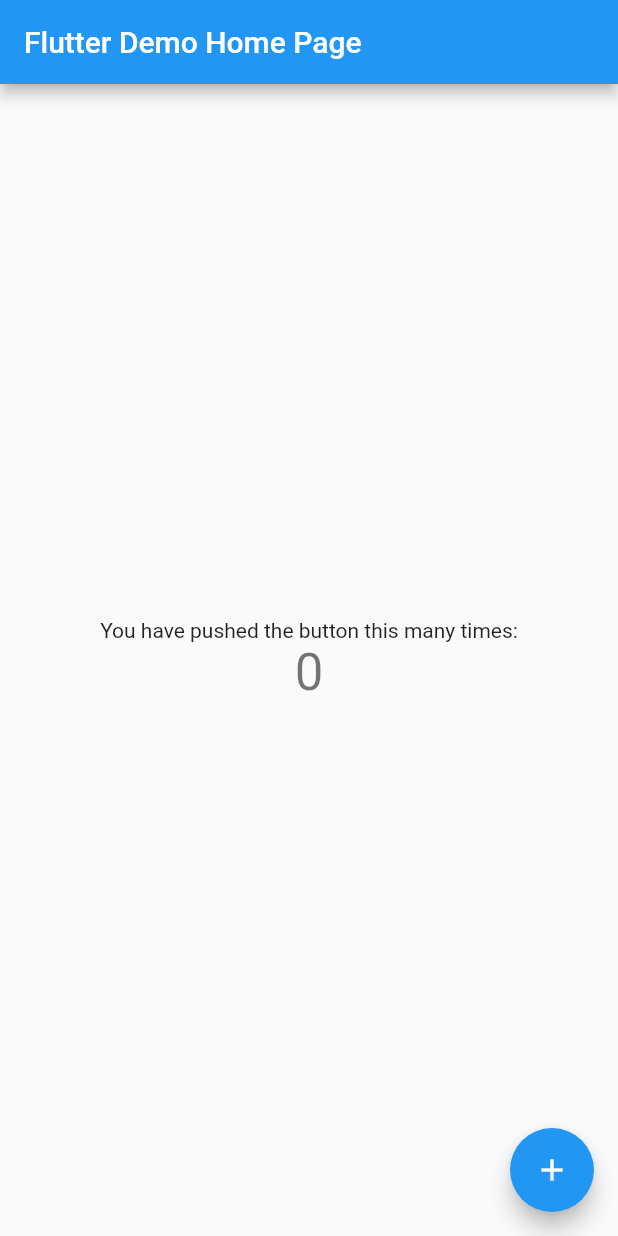
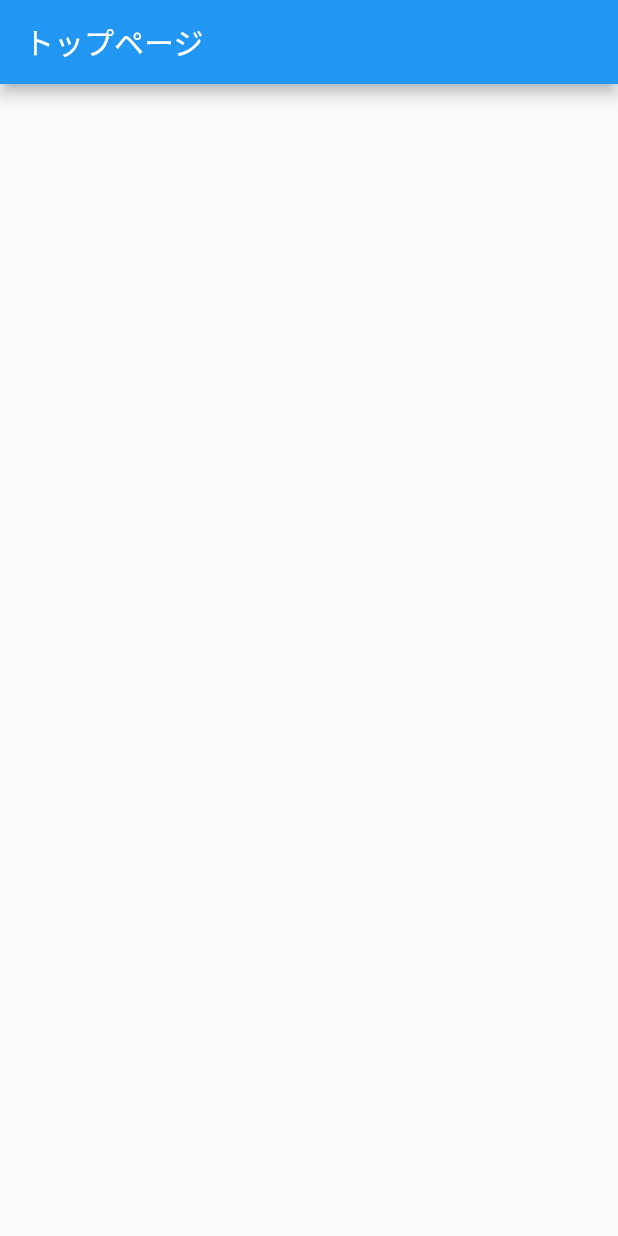
Before and after one commit to ryukalice/ryukalice-flutter, a Flutter app: the screen it shows after launch, on a phone screen of 412 x 824 dp. Run offline on Flutter 3.47's test engine with Material 2 defaults, Android fonts, the phone set to English and light mode, and no system bars.

Commit message:
トップページの不要なカウント機能を取り除く

```diff
--- a/lib/screens/home_screen.dart
+++ b/lib/screens/home_screen.dart
@@ -1,47 +1,22 @@
 import 'package:flutter/material.dart';
 
 class HomeScreen extends StatefulWidget {
-  const HomeScreen({Key? key, required this.title}) : super(key: key);
-
-  final String title;
+  const HomeScreen({Key? key}) : super(key: key);
 
   @override
   State<HomeScreen> createState() => _State();
 }
 
 class _State extends State<HomeScreen> {
-  int _counter = 0;
-
-  void _incrementCounter() {
-    setState(() {
-      _counter++;
-    });
-  }
-
   @override
   Widget build(BuildContext context) {
     return Scaffold(
-      appBar: AppBar(
-        title: Text(widget.title),
-      ),
+      appBar: AppBar(title: const Text('トップページ')),
       body: Center(
         child: Column(
           mainAxisAlignment: MainAxisAlignment.center,
-          children: <Widget>[
-            const Text(
-              'You have pushed the button this many times:',
-            ),
-            Text(
-              '$_counter',
-              style: Theme.of(context).textTheme.headline4,
-            ),
-          ],
+          children: const <Widget>[],
         ),
-      ),
-      floatingActionButton: FloatingActionButton(
-        onPressed: _incrementCounter,
-        tooltip: 'Increment',
-        child: const Icon(Icons.add),
       ),
     );
   }
```
